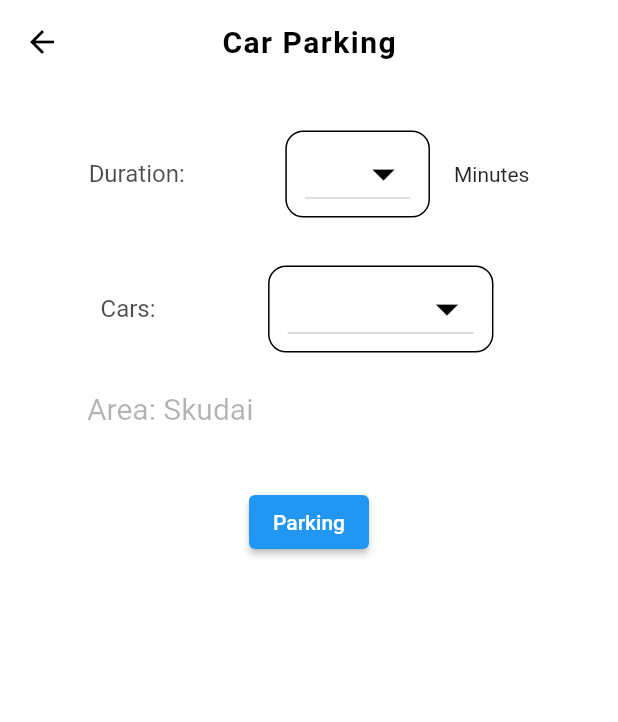
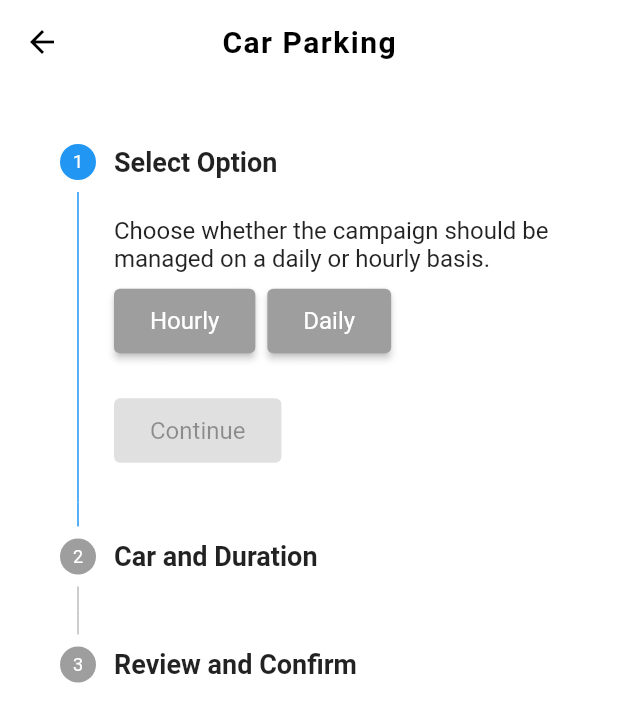
Before and after one commit to FooSzeJie/MYCP_Mobile_App, a Flutter app: the HomePage screen opened directly with empty values, after a tap on "Car Parking", on a phone screen of 412 x 824 dp. Shown: the top 722 px of the screen. Run offline on Flutter 3.47's test engine with Material 2 defaults, Android fonts, the phone set to English and light mode, and no system bars; our stand-ins replace flutter_dotenv; network calls fail.

Commit message:
Crete Car Parking Function

```diff
--- a/lib/screens/Car Parking/car_parking_screen.dart
+++ b/lib/screens/Car Parking/car_parking_screen.dart
@@ -1,8 +1,11 @@
 import 'package:client/screens/Car%20Parking/components/car_parking_form.dart';
+import 'package:client/screens/Car Parking/components/step_progress_modal.dart';
 import 'package:flutter/material.dart';
 
 class CarParkingScreen extends StatefulWidget {
-  const CarParkingScreen({super.key});
+  final String userId;  // Pass the user ID when navigating to HomePage
+
+  const CarParkingScreen({Key? key, required this.userId}) : super(key: key);
 
   @override
   State<CarParkingScreen> createState() => _CarParkingScreenState();
@@ -17,7 +20,7 @@ class _CarParkingScreenState extends State<CarParkingScreen> {
         backgroundColor: Colors.white,
         elevation: 0,
         centerTitle: true,
-        title: Text(
+        title: const Text(
           "Car Parking",
           style: TextStyle(
             fontWeight: FontWeight.bold,
@@ -26,7 +29,8 @@ class _CarParkingScreenState extends State<CarParkingScreen> {
         ),
       ),
 
-      body: CarParkingForm(),
+      // body: CarParkingForm(),
+      body: StepProgressModal(userId: widget.userId),
     );
   }
 }
--- /dev/null
+++ b/lib/screens/Car Parking/components/step_progress_modal.dart
@@ -0,0 +1,431 @@
+import 'package:flutter/material.dart';
+import 'package:client/screens/Home%20Page/home_screen.dart';
+import 'package:client/components/dialog.dart';
+import 'package:flutter_dotenv/flutter_dotenv.dart';
+import 'package:http/http.dart' as http;
+import 'dart:convert'; // For decoding JSON responses
+
+class StepProgressModal extends StatefulWidget {
+  final String userId; // Pass the user ID when navigating to HomePage
+
+  const StepProgressModal({Key? key, required this.userId}) : super(key: key);
+
+  @override
+  State<StepProgressModal> createState() => _StepProgressModalState();
+}
+
+class _StepProgressModalState extends State<StepProgressModal> {
+  int _activeStepIndex = 0;
+  String _selectedTimeOption = ''; // Holds 'daily' or 'hourly'
+  String _selectedCarPlate = '';
+  int _selectedDuration = 0; // Duration in minutes
+  double _totalPrice = 0.0;
+  bool isLoading = true;
+  String errorMessage = '';
+
+  List<String> _carPlates = []; // Updated to fetch from the server
+  final Map<String, int> _hourlyDurations = {
+    '30 minutes': 30,
+    '1 hour': 60,
+    '2 hours': 120,
+    '4 hours': 240,
+    '8 hours': 480,
+    '12 hours': 720,
+  };
+  final Map<String, int> _dailyDurations = {
+    '1 day': 1440,
+    '2 days': 2880,
+    '5 days': 7200,
+    '7 days': 10080,
+    '14 days': 20160,
+  };
+  final Map<int, double> _hourlyPrices = {
+    30: 0.4,
+    60: 0.6,
+    120: 1.2,
+    240: 2.4,
+    480: 4.8,
+    720: 7.2,
+  };
+  final Map<int, double> _dailyPrices = {
+    1440: 10.0,
+    2880: 20.0,
+    7200: 50.0,
+    10080: 70.0,
+    20160: 140.0,
+  };
+
+  final List<Map<String, String>> _steps = [
+    {
+      'label': 'Select Option',
+      'description': 'Choose whether the campaign should be managed on a daily or hourly basis.',
+    },
+    {
+      'label': 'Car and Duration',
+      'description': 'Select the car plate and the duration (hourly or daily) based on your previous choice.',
+    },
+    {
+      'label': 'Review and Confirm',
+      'description': 'Review all selections and confirm your choices before proceeding.',
+    },
+  ];
+
+  @override
+  void initState() {
+    super.initState();
+    _fetchVehicleByUser();
+  }
+
+  Future<void> _fetchVehicleByUser() async {
+    try {
+      final baseUrl = dotenv.env['FLUTTER_APP_BACKEND_URL'];
+
+      if (baseUrl == null || baseUrl.isEmpty) {
+        throw Exception('Backend URL is not set correctly in the .env file.');
+      }
+
+      final url = Uri.parse('$baseUrl/vehicles/user/${widget.userId}');
+      final response = await http.get(url);
+
+      if (response.statusCode == 200) {
+        final data = jsonDecode(response.body);
+
+        if (data.containsKey('vehicles')) {
+          setState(() {
+            _carPlates = List<String>.from(
+                data['vehicles'].map((car) => car['license_plate'].toString()));
+            isLoading = false;
+          });
+        } else {
+          setState(() {
+            isLoading = false;
+            errorMessage = 'No vehicles found for the user.';
+          });
+        }
+      } else {
+        throw Exception('Failed to load car information: ${response.body}');
+      }
+    } catch (error) {
+      print('Error occurred: $error');
+      setState(() {
+        isLoading = false;
+        errorMessage = 'Error occurred: $error';
+      });
+    }
+  }
+
+  void _onStepContinue() {
+    if (_activeStepIndex < _steps.length - 1) {
+      setState(() {
+        _activeStepIndex++;
+      });
+    } else if (_activeStepIndex == _steps.length - 1) {
+      _handleCreateCarParking();
+    }
+  }
+
+  void _onStepCancel() {
+    if (_activeStepIndex > 0) {
+      setState(() {
+        _activeStepIndex--;
+      });
+    }
+  }
+
+  void _onStepReset() {
+    setState(() {
+      _activeStepIndex = 0;
+      _selectedTimeOption = '';
+      _selectedCarPlate = '';
+      _selectedDuration = 0;
+      _totalPrice = 0.0;
+    });
+  }
+
+  bool _isStepComplete(int index) {
+    if (index == 0) {
+      return _selectedTimeOption.isNotEmpty;
+    } else if (index == 1) {
+      return _selectedCarPlate.isNotEmpty && _selectedDuration > 0;
+    }
+    return true;
+  }
+
+  void _updateTotalPrice() {
+    if (_selectedTimeOption == 'hourly') {
+      _totalPrice = _hourlyPrices[_selectedDuration] ?? 0.0;
+    } else if (_selectedTimeOption == 'daily') {
+      _totalPrice = _dailyPrices[_selectedDuration] ?? 0.0;
+    }
+  }
+
+  Future<void> _handleCreateCarParking() async {
+    setState(() {
+      isLoading = true;
+      errorMessage = '';
+    });
+
+    final starting_time = DateTime.now();
+    final duration = _selectedDuration;
+    final local_authority = "MBJB";
+    final vehicle = _selectedCarPlate;
+
+    final payload = {
+      'starting_time': starting_time.toIso8601String(),
+      'duration': duration,
+      'local_authority': local_authority,
+      'vehicle': vehicle,
+      'creator': widget.userId,
+    };
+
+    try {
+      final baseUrl = dotenv.env['FLUTTER_APP_BACKEND_URL'];
+      if (baseUrl == null || baseUrl.isEmpty) {
+        throw Exception('Backend URL is not set correctly in the .env file.');
+      }
+
+      final response = await http.post(
+        Uri.parse('$baseUrl/car_parking/create'),
+        headers: {'Content-Type': 'application/json'},
+        body: jsonEncode(payload),
+      );
+
+      if (response.statusCode == 201) {
+        showDialogBox(
+          context,
+          title: 'Success',
+          message: 'Car parking successfully created.',
+        );
+
+        Navigator.pushReplacement(
+          context,
+          MaterialPageRoute(builder: (context) => HomePage(userId: widget.userId)),
+        );
+      } else {
+        final errorData = jsonDecode(response.body);
+        errorMessage = errorData['message'] ?? 'Creation failed. Please try again.';
+
+        showDialogBox(
+          context,
+          title: 'Error',
+          message: errorMessage,
+        );
+      }
+    } catch (e) {
+      print('Error occurred: $e');
+      showDialogBox(
+        context,
+        title: 'Error',
+        message: 'An unexpected error occurred. Please try again.',
+      );
+    } finally {
+      setState(() {
+        isLoading = false;
+      });
+    }
+  }
+
+  @override
+  Widget build(BuildContext context) {
+    return Padding(
+      padding: const EdgeInsets.all(16.0),
+      child: Column(
+        children: [
+          Expanded(
+            child: Stepper(
+              type: StepperType.vertical,
+              currentStep: _activeStepIndex,
+              onStepContinue: _onStepContinue,
+              onStepCancel: _onStepCancel,
+              steps: _steps.asMap().entries.map((entry) {
+                int index = entry.key;
+                Map<String, String> step = entry.value;
+
+                return Step(
+                  title: Text(
+                    step['label']!,
+                    style: TextStyle(fontSize: 18.0, fontWeight: FontWeight.bold),
+                  ),
+                  content: _buildStepContent(index, step),
+                  isActive: _activeStepIndex >= index,
+                  state: _activeStepIndex > index ? StepState.complete : StepState.indexed,
+                );
+              }).toList(),
+              controlsBuilder: (BuildContext context, ControlsDetails details) {
+                bool canContinue = _isStepComplete(_activeStepIndex);
+                return Row(
+                  children: [
+                    ElevatedButton(
+                      onPressed: canContinue ? details.onStepContinue : null,
+                      style: ElevatedButton.styleFrom(
+                        backgroundColor: canContinue ? Theme.of(context).primaryColor : Colors.grey,
+                        padding: EdgeInsets.symmetric(vertical: 12.0, horizontal: 24.0),
+                        textStyle: TextStyle(fontSize: 16.0),
+                      ),
+                      child: Text(_activeStepIndex == _steps.length - 1 ? 'Finish' : 'Continue'),
+                    ),
+                    SizedBox(width: 8),
+                    if (_activeStepIndex > 0)
+                      ElevatedButton(
+                        onPressed: details.onStepCancel,
+                        style: ElevatedButton.styleFrom(
+                          padding: EdgeInsets.symmetric(vertical: 12.0, horizontal: 24.0),
+                          textStyle: TextStyle(fontSize: 16.0),
+                        ),
+                        child: Text('Back'),
+                      ),
+                  ],
+                );
+              },
+            ),
+          ),
+          if (_activeStepIndex == _steps.length)
+            FloatingActionButton.extended(
+              onPressed: _onStepReset,
+              label: Text('Reset', style: TextStyle(fontSize: 16.0)),
+              icon: Icon(Icons.restart_alt),
+            ),
+        ],
+      ),
+    );
+  }
+
+  Widget _buildStepContent(int index, Map<String, String> step) {
+    switch (index) {
+      case 0:
+        return Column(
+          crossAxisAlignment: CrossAxisAlignment.start,
+          children: [
+            Text(step['description']!, style: TextStyle(fontSize: 16.0)),
+            SizedBox(height: 8),
+            Row(
+              children: [
+                _optionButton('Hourly'),
+                SizedBox(width: 8),
+                _optionButton('Daily'),
+              ],
+            ),
+            SizedBox(height: 25),
+          ],
+        );
+      case 1:
+        return isLoading
+            ? CircularProgressIndicator() // Show loader if data is still being fetched
+            : Column(
+          crossAxisAlignment: CrossAxisAlignment.start,
+          children: [
+            Text(step['description']!, style: TextStyle(fontSize: 16.0)),
+            SizedBox(height: 8),
+            _carPlateDropdown(),
+            SizedBox(height: 16),
+            _durationButtons(),
+            SizedBox(height: 30),
+          ],
+        );
+      case 2:
+        return Column(
+          crossAxisAlignment: CrossAxisAlignment.start,
+          children: [
+            Text(step['description']!, style: TextStyle(fontSize: 16.0)),
+            SizedBox(height: 8),
+            _reviewSelections(),
+          ],
+        );
+      default:
+        return SizedBox.shrink();
+    }
+  }
+
+  ElevatedButton _optionButton(String label) {
+    return ElevatedButton(
+      onPressed: () {
+        setState(() {
+          _selectedTimeOption = label.toLowerCase();
+          _selectedDuration = 0; // Reset duration when changing option
+          _totalPrice = 0.0; // Reset price when changing option
+        });
+      },
+      style: ElevatedButton.styleFrom(
+        backgroundColor: _selectedTimeOption == label.toLowerCase() ? Colors.blue : Colors.grey,
+        padding: EdgeInsets.symmetric(vertical: 12.0, horizontal: 24.0),
+        textStyle: TextStyle(fontSize: 16.0),
+      ),
+      child: Text(label),
+    );
+  }
+
+  DropdownButton<String> _carPlateDropdown() {
+    return DropdownButton<String>(
+      value: _selectedCarPlate.isEmpty ? null : _selectedCarPlate,
+      hint: Text('Select car plate', style: TextStyle(fontSize: 16.0)),
+      items: _carPlates.map((plate) {
+        return DropdownMenuItem(
+          value: plate,
+          child: Text(plate, style: TextStyle(fontSize: 16.0)),
+        );
+      }).toList(),
+      onChanged: (value) {
+        setState(() {
+          _selectedCarPlate = value ?? '';
+        });
+      },
+    );
+  }
+
+  Widget _durationButtons() {
+    return Wrap(
+      spacing: 8,
+      children: (_selectedTimeOption == 'daily' ? _dailyDurations.keys : _hourlyDurations.keys).map((duration) {
+        return ElevatedButton(
+          onPressed: () {
+            setState(() {
+              _selectedDuration = _selectedTimeOption == 'daily'
+                  ? _dailyDurations[duration]!
+                  : _hourlyDurations[duration]!;
+              _updateTotalPrice();
+            });
+          },
+          style: ElevatedButton.styleFrom(
+            backgroundColor: _selectedDuration == (_selectedTimeOption == 'daily' ? _dailyDurations[duration] : _hourlyDurations[duration]) ? Colors.blue : Colors.grey,
+            padding: EdgeInsets.symmetric(vertical: 12.0, horizontal: 24.0),
+            textStyle: TextStyle(fontSize: 16.0),
+          ),
+          child: Text(duration),
+        );
+      }).toList(),
+    );
+  }
+
+  Widget _reviewSelections() {
+    return Column(
+      children: [
+        _buildReviewText('Time Option', _selectedTimeOption.isEmpty ? 'Not selected' : _selectedTimeOption),
+        _buildReviewText('Selected Car Plate', _selectedCarPlate.isEmpty ? 'Not selected' : _selectedCarPlate),
+        _buildReviewText('Duration', _selectedDuration == 0 ? 'Not selected' : '$_selectedDuration minutes'),
+        SizedBox(height: 20),
+        RichText(
+          text: TextSpan(
+            style: DefaultTextStyle.of(context).style.copyWith(fontSize: 16.0),
+            children: [
+              TextSpan(text: 'Price: ', style: TextStyle(fontWeight: FontWeight.bold)),
+              TextSpan(text: 'RM ${_totalPrice.toStringAsFixed(2)}'), // Ensure price is formatted to 2 decimal places
+            ],
+          ),
+        ),
+        SizedBox(height: 20),
+      ],
+    );
+  }
+
+  RichText _buildReviewText(String title, String value) {
+    return RichText(
+      text: TextSpan(
+        style: DefaultTextStyle.of(context).style.copyWith(fontSize: 16.0),
+        children: [
+          TextSpan(text: '$title: ', style: TextStyle(fontWeight: FontWeight.bold)),
+          TextSpan(text: value),
+        ],
+      ),
+    );
+  }
+}
--- a/lib/screens/Home Page/home_screen.dart
+++ b/lib/screens/Home Page/home_screen.dart
@@ -51,7 +51,7 @@ class _HomePageState extends State<HomePage> {
   Widget build(BuildContext context) {
       // Create the list of screens inside the build method, where widget.userId is available
       List<Widget> catLink = [
-        CarParkingScreen(),
+        CarParkingScreen(userId: widget.userId,),
         CarListScreen(userId: widget.userId),
         TransactionScreen(),
         Camera(),
```
